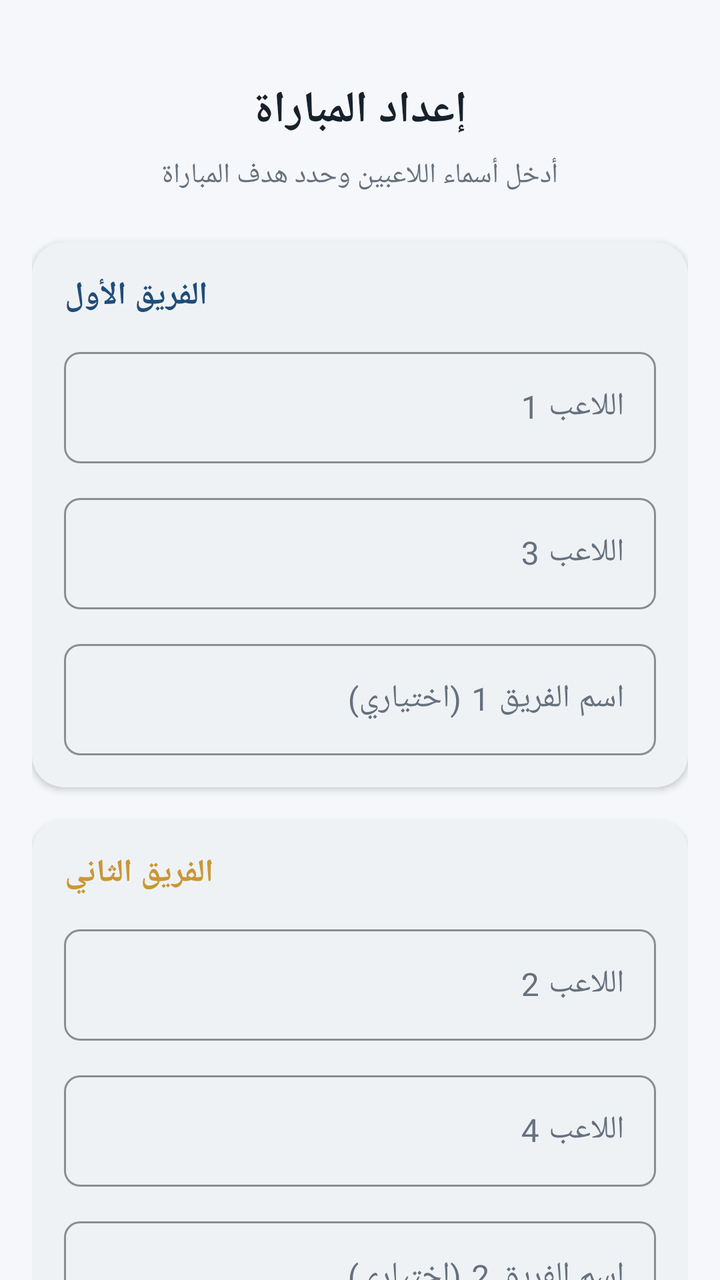
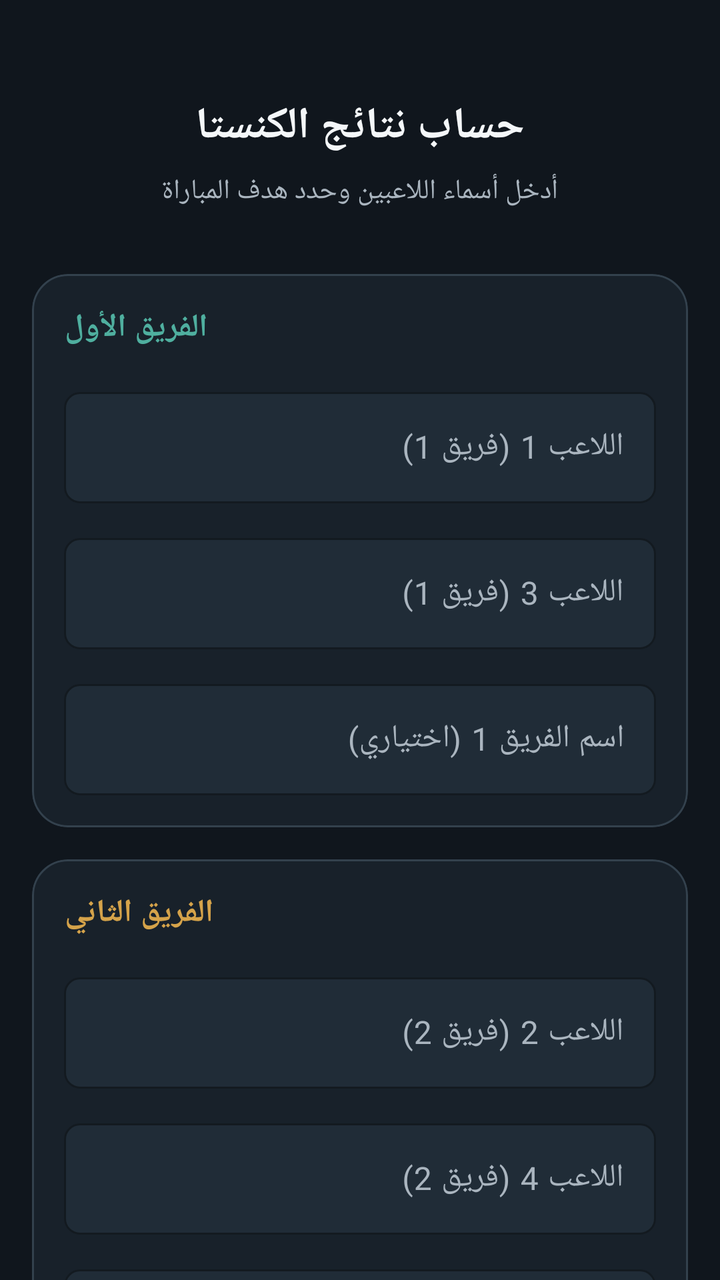

Before-and-after screenshots of an Android layout around one commit, followed by the original layout XML and the change that was made.
<!-- AndroidManifest.xml: application theme Theme.KanastaScore -->
<!-- res/layout/fragment_match_setup.xml -->
<?xml version="1.0" encoding="utf-8"?>
<androidx.core.widget.NestedScrollView xmlns:android="http://schemas.android.com/apk/res/android"
    xmlns:app="http://schemas.android.com/apk/res-auto"
    android:layout_width="match_parent"
    android:layout_height="match_parent"
    android:fillViewport="true"
    android:background="@color/background">

    <LinearLayout
        android:layout_width="match_parent"
        android:layout_height="wrap_content"
        android:orientation="vertical"
        android:padding="@dimen/spacing_16">

        <TextView
            android:layout_width="wrap_content"
            android:layout_height="wrap_content"
            android:text="@string/match_setup_title"
            style="@style/TextAppearance.KanastaScore.Title"
            android:layout_gravity="center"
            android:layout_marginTop="@dimen/spacing_24"
            android:layout_marginBottom="@dimen/spacing_8"/>

        <TextView
            android:layout_width="wrap_content"
            android:layout_height="wrap_content"
            android:text="@string/match_setup_description"
            android:textColor="@color/onSurfaceVariant"
            android:layout_gravity="center"
            android:layout_marginBottom="@dimen/spacing_24"/>

        
        <com.google.android.material.card.MaterialCardView
            android:layout_width="match_parent"
            android:layout_height="wrap_content"
            android:layout_marginBottom="@dimen/spacing_16"
            app:cardBackgroundColor="@color/surface">

            <LinearLayout
                android:layout_width="match_parent"
                android:layout_height="wrap_content"
                android:orientation="vertical"
                android:padding="@dimen/spacing_16">

                <TextView
                    android:layout_width="wrap_content"
                    android:layout_height="wrap_content"
                    android:text="@string/team_1_label"
                    style="@style/TextAppearance.KanastaScore.SectionTitle"
                    android:layout_marginBottom="@dimen/spacing_12"/>

                <com.google.android.material.textfield.TextInputLayout
                    android:layout_width="match_parent"
                    android:layout_height="wrap_content"
                    android:hint="@string/player_1"
                    android:layout_marginBottom="@dimen/spacing_12">
                    <com.google.android.material.textfield.TextInputEditText
                        android:id="@+id/et_player1"
                        android:layout_width="match_parent"
                        android:layout_height="wrap_content"
                        android:inputType="textPersonName"/>
                </com.google.android.material.textfield.TextInputLayout>

                <com.google.android.material.textfield.TextInputLayout
                    android:layout_width="match_parent"
                    android:layout_height="wrap_content"
                    android:hint="@string/player_3"
                    android:layout_marginBottom="@dimen/spacing_12">
                    <com.google.android.material.textfield.TextInputEditText
                        android:id="@+id/et_player3"
                        android:layout_width="match_parent"
                        android:layout_height="wrap_content"
                        android:inputType="textPersonName"/>
                </com.google.android.material.textfield.TextInputLayout>

                <com.google.android.material.textfield.TextInputLayout
                    android:layout_width="match_parent"
                    android:layout_height="wrap_content"
                    android:hint="@string/team_1_name">
                    <com.google.android.material.textfield.TextInputEditText
                        android:id="@+id/et_team1_name"
                        android:layout_width="match_parent"
                        android:layout_height="wrap_content"
                        android:inputType="text"/>
                </com.google.android.material.textfield.TextInputLayout>
            </LinearLayout>
        </com.google.android.material.card.MaterialCardView>

        
        <com.google.android.material.card.MaterialCardView
            android:layout_width="match_parent"
            android:layout_height="wrap_content"
            android:layout_marginBottom="@dimen/spacing_16"
            app:cardBackgroundColor="@color/surface">

            <LinearLayout
                android:layout_width="match_parent"
                android:layout_height="wrap_content"
                android:orientation="vertical"
                android:padding="@dimen/spacing_16">

                <TextView
                    android:layout_width="wrap_content"
                    android:layout_height="wrap_content"
                    android:text="@string/team_2_label"
                    style="@style/TextAppearance.KanastaScore.SectionTitle"
                    android:textColor="@color/secondary"
                    android:layout_marginBottom="@dimen/spacing_12"/>

                <com.google.android.material.textfield.TextInputLayout
                    android:layout_width="match_parent"
                    android:layout_height="wrap_content"
                    android:hint="@string/player_2"
                    android:layout_marginBottom="@dimen/spacing_12">
                    <com.google.android.material.textfield.TextInputEditText
                        android:id="@+id/et_player2"
                        android:layout_width="match_parent"
                        android:layout_height="wrap_content"
                        android:inputType="textPersonName"/>
                </com.google.android.material.textfield.TextInputLayout>

                <com.google.android.material.textfield.TextInputLayout
                    android:layout_width="match_parent"
                    android:layout_height="wrap_content"
                    android:hint="@string/player_4"
                    android:layout_marginBottom="@dimen/spacing_12">
                    <com.google.android.material.textfield.TextInputEditText
                        android:id="@+id/et_player4"
                        android:layout_width="match_parent"
                        android:layout_height="wrap_content"
                        android:inputType="textPersonName"/>
                </com.google.android.material.textfield.TextInputLayout>

                <com.google.android.material.textfield.TextInputLayout
                    android:layout_width="match_parent"
                    android:layout_height="wrap_content"
                    android:hint="@string/team_2_name">
                    <com.google.android.material.textfield.TextInputEditText
                        android:id="@+id/et_team2_name"
                        android:layout_width="match_parent"
                        android:layout_height="wrap_content"
                        android:inputType="text"/>
                </com.google.android.material.textfield.TextInputLayout>
            </LinearLayout>
        </com.google.android.material.card.MaterialCardView>

        
        <com.google.android.material.card.MaterialCardView
            android:layout_width="match_parent"
            android:layout_height="wrap_content"
            android:layout_marginBottom="@dimen/spacing_24">

            <LinearLayout
                android:layout_width="match_parent"
                android:layout_height="wrap_content"
                android:orientation="vertical"
                android:padding="@dimen/spacing_16">

                <com.google.android.material.textfield.TextInputLayout
                    style="@style/Widget.Material3.TextInputLayout.OutlinedBox.ExposedDropdownMenu"
                    android:layout_width="match_parent"
                    android:layout_height="wrap_content"
                    android:hint="@string/target_score_label">
                    <AutoCompleteTextView
                        android:id="@+id/actv_target_score"
                        android:layout_width="match_parent"
                        android:layout_height="wrap_content"
                        android:inputType="none"/>
                </com.google.android.material.textfield.TextInputLayout>
            </LinearLayout>
        </com.google.android.material.card.MaterialCardView>

        <com.google.android.material.button.MaterialButton
            android:id="@+id/btn_start"
            android:layout_width="match_parent"
            android:layout_height="wrap_content"
            android:text="@string/start_match"
            app:icon="@android:drawable/ic_media_play"/>

        <com.google.android.material.button.MaterialButton
            android:id="@+id/btn_continue"
            style="@style/Widget.Material3.Button.OutlinedButton"
            android:layout_width="match_parent"
            android:layout_height="wrap_content"
            android:text="@string/continue_match"
            android:layout_marginTop="@dimen/spacing_8"
            android:visibility="gone"/>

    </LinearLayout>
</androidx.core.widget.NestedScrollView>
<!-- resources referenced by this layout -->
<resources>
  <color name="background">#F5F7FA</color>
  <color name="onSurfaceVariant">#66717E</color>
  <color name="secondary">#C99735</color>
  <color name="surface">#FFFFFF</color>
  <dimen name="spacing_12">12dp</dimen>
  <dimen name="spacing_16">16dp</dimen>
  <dimen name="spacing_24">24dp</dimen>
  <dimen name="spacing_8">8dp</dimen>
  <string name="continue_match">متابعة المباراة الحالية</string>
  <string name="match_setup_description">أدخل أسماء اللاعبين وحدد هدف المباراة</string>
  <string name="match_setup_title">إعداد المباراة</string>
  <string name="player_1">اللاعب 1</string>
  <string name="player_2">اللاعب 2</string>
  <string name="player_3">اللاعب 3</string>
  <string name="player_4">اللاعب 4</string>
  <string name="start_match">بدء المباراة</string>
  <string name="target_score_label">السكور النهائي المستهدف</string>
  <string name="team_1_label">الفريق الأول</string>
  <string name="team_1_name">اسم الفريق 1 (اختياري)</string>
  <string name="team_2_label">الفريق الثاني</string>
  <string name="team_2_name">اسم الفريق 2 (اختياري)</string>
  <style name="TextAppearance.KanastaScore.SectionTitle" parent="TextAppearance.Material3.TitleMedium">
          <item name="android:textColor">@color/primary</item>
          <item name="android:textStyle">bold</item>
      </style>
  <style name="TextAppearance.KanastaScore.Title" parent="TextAppearance.Material3.TitleLarge">
          <item name="android:textColor">@color/onSurface</item>
          <item name="android:textStyle">bold</item>
      </style>
  <style name="Theme.KanastaScore" parent="Base.Theme.KanastaScore" />
  <color name="primary">#1F4E78</color>
  <color name="onSurface">#17212B</color>
  <color name="onPrimary">#FFFFFF</color>
  <color name="primaryContainer">#DCEAF5</color>
  <color name="onPrimaryContainer">#102C44</color>
  <color name="onSecondary">#FFFFFF</color>
  <color name="secondaryContainer">#F7E8C4</color>
  <color name="onSecondaryContainer">#49340E</color>
  <color name="surfaceVariant">#EEF2F6</color>
  <color name="outline">#D5DCE3</color>
  <style name="Widget.KanastaScore.CardView" parent="Widget.Material3.CardView.Elevated">
          <item name="cardCornerRadius">@dimen/card_corner_radius</item>
          <item name="cardElevation">@dimen/card_elevation</item>
          <item name="cardBackgroundColor">@color/surface</item>
          <item name="strokeWidth">0dp</item>
      </style>
  <style name="Widget.KanastaScore.Button" parent="Widget.Material3.Button">
          <item name="cornerRadius">@dimen/button_corner_radius</item>
          <item name="android:insetTop">0dp</item>
          <item name="android:insetBottom">0dp</item>
          <item name="android:paddingTop">@dimen/spacing_12</item>
          <item name="android:paddingBottom">@dimen/spacing_12</item>
      </style>
  <style name="Widget.KanastaScore.TextInputLayout" parent="Widget.Material3.TextInputLayout.OutlinedBox">
          <item name="boxCornerRadiusTopStart">@dimen/chip_corner_radius</item>
          <item name="boxCornerRadiusTopEnd">@dimen/chip_corner_radius</item>
          <item name="boxCornerRadiusBottomStart">@dimen/chip_corner_radius</item>
          <item name="boxCornerRadiusBottomEnd">@dimen/chip_corner_radius</item>
          <item name="boxStrokeColor">@color/primary</item>
          <item name="hintTextColor">@color/primary</item>
      </style>
  <dimen name="card_corner_radius">16dp</dimen>
  <dimen name="card_elevation">2dp</dimen>
  <dimen name="button_corner_radius">12dp</dimen>
  <dimen name="chip_corner_radius">8dp</dimen>
  <!-- unchanged entries left out for length: 1 -->
</resources>

<!-- the commit's change to res/layout/fragment_match_setup.xml (unified diff, before → after) -->
@@ -18,7 +18,7 @@
             android:text="@string/match_setup_title"
             style="@style/TextAppearance.KanastaScore.Title"
             android:layout_gravity="center"
-            android:layout_marginTop="@dimen/spacing_24"
+            android:layout_marginTop="@dimen/spacing_32"
             android:layout_marginBottom="@dimen/spacing_8"/>
 
         <TextView
@@ -27,14 +27,13 @@
             android:text="@string/match_setup_description"
             android:textColor="@color/onSurfaceVariant"
             android:layout_gravity="center"
-            android:layout_marginBottom="@dimen/spacing_24"/>
+            android:layout_marginBottom="@dimen/spacing_32"/>
 
         
         <com.google.android.material.card.MaterialCardView
             android:layout_width="match_parent"
             android:layout_height="wrap_content"
-            android:layout_marginBottom="@dimen/spacing_16"
-            app:cardBackgroundColor="@color/surface">
+            android:layout_marginBottom="@dimen/spacing_16">
 
             <LinearLayout
                 android:layout_width="match_parent"
@@ -47,7 +46,7 @@
                     android:layout_height="wrap_content"
                     android:text="@string/team_1_label"
                     style="@style/TextAppearance.KanastaScore.SectionTitle"
-                    android:layout_marginBottom="@dimen/spacing_12"/>
+                    android:layout_marginBottom="@dimen/spacing_16"/>
 
                 <com.google.android.material.textfield.TextInputLayout
                     android:layout_width="match_parent"
@@ -90,8 +89,7 @@
         <com.google.android.material.card.MaterialCardView
             android:layout_width="match_parent"
             android:layout_height="wrap_content"
-            android:layout_marginBottom="@dimen/spacing_16"
-            app:cardBackgroundColor="@color/surface">
+            android:layout_marginBottom="@dimen/spacing_16">
 
             <LinearLayout
                 android:layout_width="match_parent"
@@ -105,7 +103,7 @@
                     android:text="@string/team_2_label"
                     style="@style/TextAppearance.KanastaScore.SectionTitle"
                     android:textColor="@color/secondary"
-                    android:layout_marginBottom="@dimen/spacing_12"/>
+                    android:layout_marginBottom="@dimen/spacing_16"/>
 
                 <com.google.android.material.textfield.TextInputLayout
                     android:layout_width="match_parent"
@@ -148,7 +146,7 @@
         <com.google.android.material.card.MaterialCardView
             android:layout_width="match_parent"
             android:layout_height="wrap_content"
-            android:layout_marginBottom="@dimen/spacing_24">
+            android:layout_marginBottom="@dimen/spacing_32">
 
             <LinearLayout
                 android:layout_width="match_parent"
@@ -165,7 +163,8 @@
                         android:id="@+id/actv_target_score"
                         android:layout_width="match_parent"
                         android:layout_height="wrap_content"
-                        android:inputType="none"/>
+                        android:inputType="none"
+                        android:background="@null"/>
                 </com.google.android.material.textfield.TextInputLayout>
             </LinearLayout>
         </com.google.android.material.card.MaterialCardView>
@@ -175,6 +174,7 @@
             android:layout_width="match_parent"
             android:layout_height="wrap_content"
             android:text="@string/start_match"
+            android:padding="@dimen/spacing_16"
             app:icon="@android:drawable/ic_media_play"/>
 
         <com.google.android.material.button.MaterialButton
@@ -183,7 +183,7 @@
             android:layout_width="match_parent"
             android:layout_height="wrap_content"
             android:text="@string/continue_match"
-            android:layout_marginTop="@dimen/spacing_8"
+            android:layout_marginTop="@dimen/spacing_12"
             android:visibility="gone"/>
 
     </LinearLayout>
<!-- resource entries referenced after the edit -->
@@ -1,20 +1,20 @@
 <!-- resources referenced by this layout -->
 <resources>
-  <color name="background">#F5F7FA</color>
-  <color name="onSurfaceVariant">#66717E</color>
-  <color name="secondary">#C99735</color>
-  <color name="surface">#FFFFFF</color>
+  <color name="background">#10161D</color>
+  <color name="onSurfaceVariant">#AAB5BF</color>
+  <color name="secondary">#D5A34A</color>
+  <color name="surface">#18212A</color>
   <dimen name="spacing_12">12dp</dimen>
   <dimen name="spacing_16">16dp</dimen>
-  <dimen name="spacing_24">24dp</dimen>
+  <dimen name="spacing_32">32dp</dimen>
   <dimen name="spacing_8">8dp</dimen>
   <string name="continue_match">متابعة المباراة الحالية</string>
   <string name="match_setup_description">أدخل أسماء اللاعبين وحدد هدف المباراة</string>
-  <string name="match_setup_title">إعداد المباراة</string>
-  <string name="player_1">اللاعب 1</string>
-  <string name="player_2">اللاعب 2</string>
-  <string name="player_3">اللاعب 3</string>
-  <string name="player_4">اللاعب 4</string>
+  <string name="match_setup_title">حساب نتائج الكنستا</string>
+  <string name="player_1">اللاعب 1 (فريق 1)</string>
+  <string name="player_2">اللاعب 2 (فريق 2)</string>
+  <string name="player_3">اللاعب 3 (فريق 1)</string>
+  <string name="player_4">اللاعب 4 (فريق 2)</string>
   <string name="start_match">بدء المباراة</string>
   <string name="target_score_label">السكور النهائي المستهدف</string>
   <string name="team_1_label">الفريق الأول</string>
@@ -30,21 +30,22 @@
           <item name="android:textStyle">bold</item>
       </style>
   <style name="Theme.KanastaScore" parent="Base.Theme.KanastaScore" />
-  <color name="primary">#1F4E78</color>
-  <color name="onSurface">#17212B</color>
-  <color name="onPrimary">#FFFFFF</color>
-  <color name="primaryContainer">#DCEAF5</color>
-  <color name="onPrimaryContainer">#102C44</color>
-  <color name="onSecondary">#FFFFFF</color>
-  <color name="secondaryContainer">#F7E8C4</color>
-  <color name="onSecondaryContainer">#49340E</color>
-  <color name="surfaceVariant">#EEF2F6</color>
-  <color name="outline">#D5DCE3</color>
+  <color name="primary">#4FAF9F</color>
+  <color name="onSurface">#F4F7F9</color>
+  <color name="onPrimary">#F4F7F9</color>
+  <color name="primaryContainer">#183D3A</color>
+  <color name="onPrimaryContainer">#F4F7F9</color>
+  <color name="onSecondary">#F4F7F9</color>
+  <color name="secondaryContainer">#293640</color>
+  <color name="onSecondaryContainer">#F4F7F9</color>
+  <color name="surfaceVariant">#202C37</color>
+  <color name="outline">#33414D</color>
   <style name="Widget.KanastaScore.CardView" parent="Widget.Material3.CardView.Elevated">
           <item name="cardCornerRadius">@dimen/card_corner_radius</item>
           <item name="cardElevation">@dimen/card_elevation</item>
           <item name="cardBackgroundColor">@color/surface</item>
-          <item name="strokeWidth">0dp</item>
+          <item name="strokeWidth">1dp</item>
+          <item name="strokeColor">@color/outline</item>
       </style>
   <style name="Widget.KanastaScore.Button" parent="Widget.Material3.Button">
           <item name="cornerRadius">@dimen/button_corner_radius</item>
@@ -52,6 +53,8 @@
           <item name="android:insetBottom">0dp</item>
           <item name="android:paddingTop">@dimen/spacing_12</item>
           <item name="android:paddingBottom">@dimen/spacing_12</item>
+          <item name="backgroundTint">@color/primary</item>
+          <item name="android:textColor">@color/onPrimary</item>
       </style>
   <style name="Widget.KanastaScore.TextInputLayout" parent="Widget.Material3.TextInputLayout.OutlinedBox">
           <item name="boxCornerRadiusTopStart">@dimen/chip_corner_radius</item>
@@ -60,10 +63,11 @@
           <item name="boxCornerRadiusBottomEnd">@dimen/chip_corner_radius</item>
           <item name="boxStrokeColor">@color/primary</item>
           <item name="hintTextColor">@color/primary</item>
+          <item name="boxBackgroundColor">@color/surfaceVariant</item>
       </style>
-  <dimen name="card_corner_radius">16dp</dimen>
-  <dimen name="card_elevation">2dp</dimen>
-  <dimen name="button_corner_radius">12dp</dimen>
+  <dimen name="card_corner_radius">18dp</dimen>
+  <dimen name="card_elevation">0dp</dimen>
+  <dimen name="button_corner_radius">14dp</dimen>
   <dimen name="chip_corner_radius">8dp</dimen>
   <!-- unchanged entries left out for length: 1 -->
 </resources>
